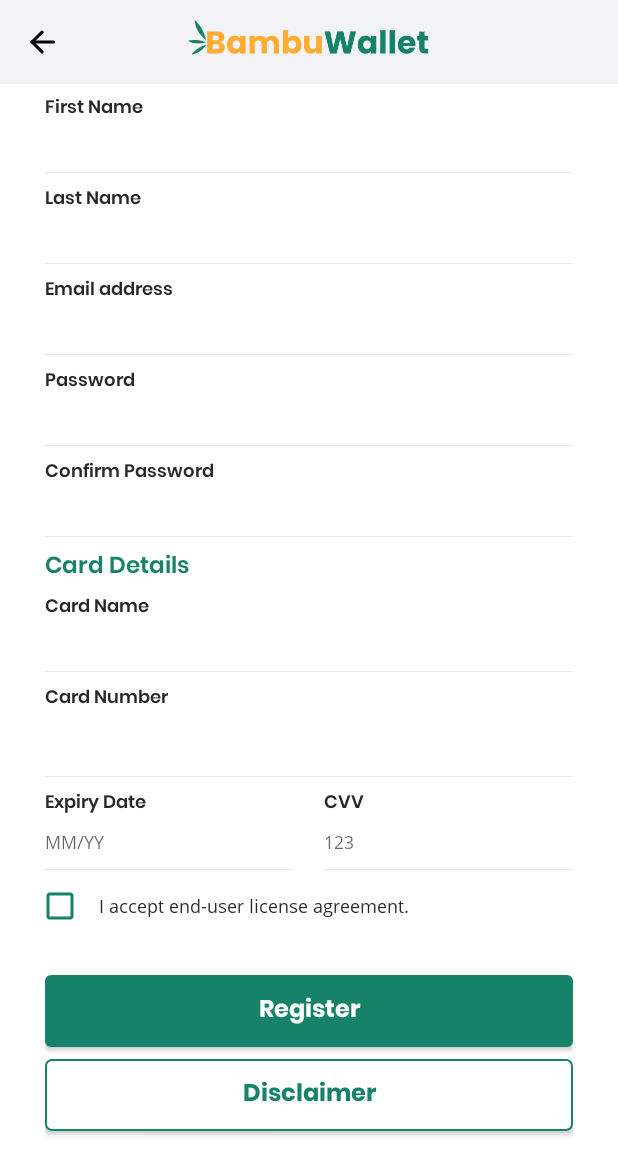
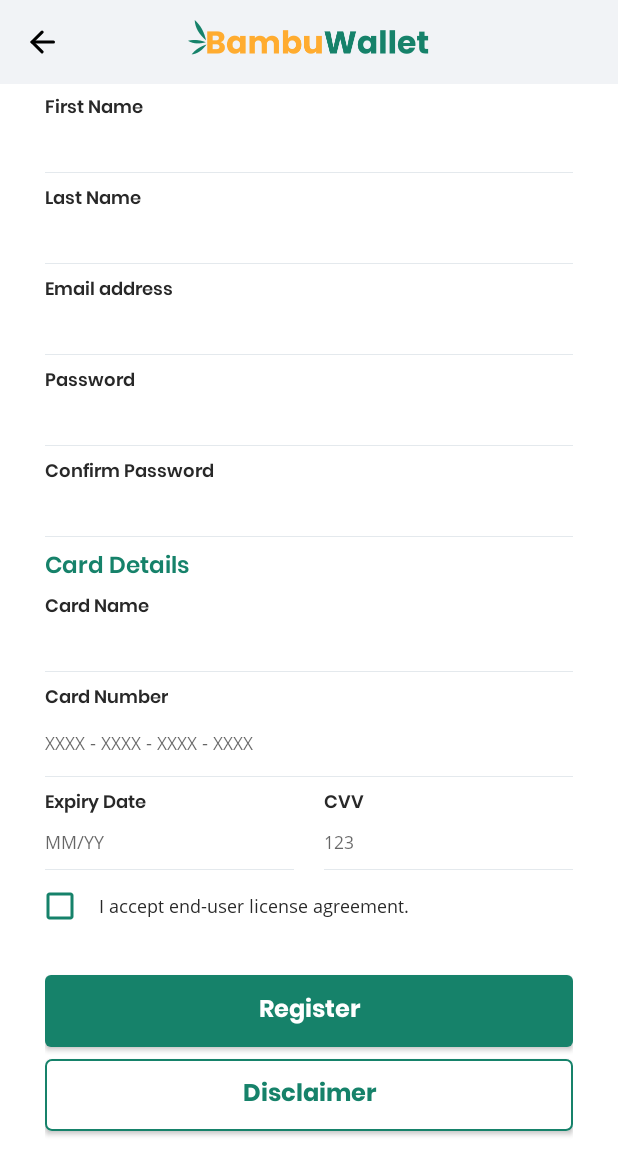
Before and after one commit to mikeds/UM20004-bpayclient, an Android app: the RegisterActivity screen opened directly, with no data from a screen before it, scrolled down 284 dp, on a phone screen of 412 x 824 dp. Shown: the top 1175 px of the screen. Run offline under Robolectric (Android 15) with nearby library versions, the phone set to English and light mode, and no system bars.

Commit message:
Update Credit Card Text field

```diff
--- a/bambupay/src/main/res/layout/content_register.xml
+++ b/bambupay/src/main/res/layout/content_register.xml
@@ -61,6 +61,8 @@
                     android:layout_height="wrap_content"
                     android:layout_centerInParent="true"
                     android:drawableTop="@drawable/ic_camera"
+                    android:drawablePadding="15dp"
+                    android:padding="10dp"
                     android:text="@string/capture_id" />
 
             </RelativeLayout>
@@ -172,6 +174,7 @@
                 android:layout_width="match_parent"
                 android:layout_height="45dp"
                 android:gravity="center_vertical"
+                android:hint="XXXX - XXXX - XXXX - XXXX"
                 android:paddingRight="0dp" />
 
             <LinearLayout
```
